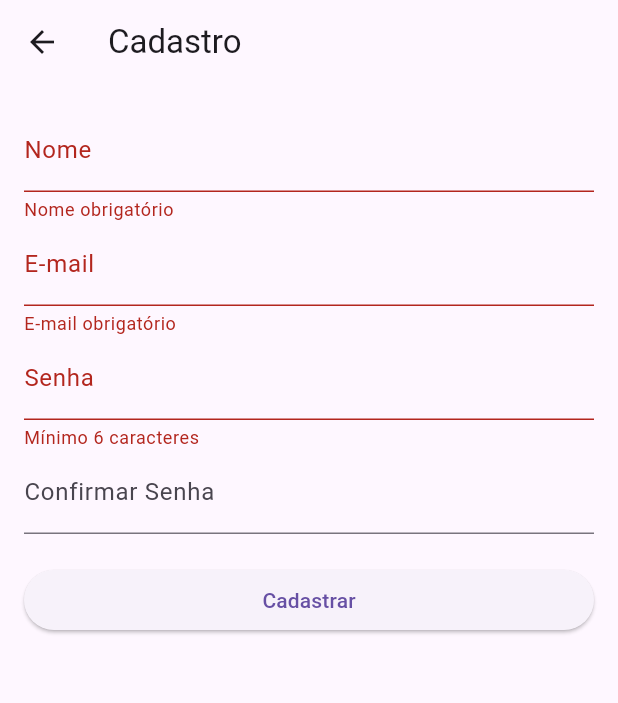
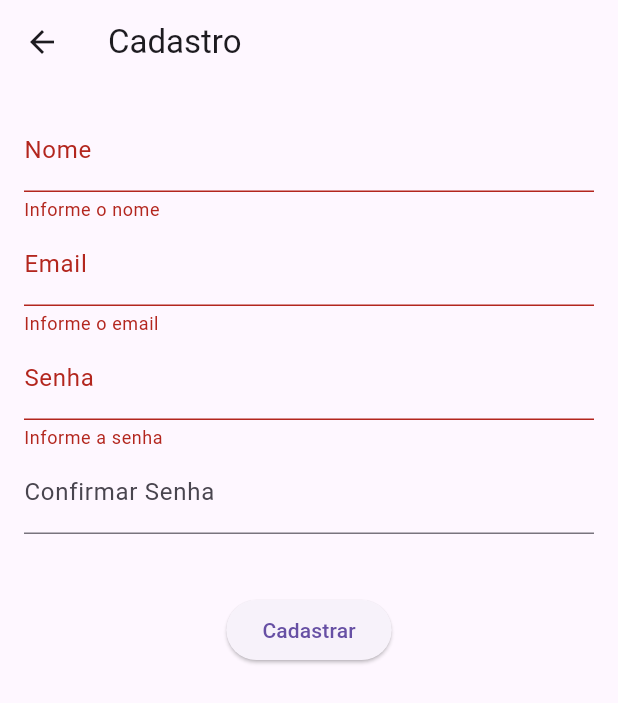
Before and after one commit to kauenarumia/app_final, a Flutter app: the CadastroPage screen opened by its route, after a tap on "Cadastrar", on a phone screen of 412 x 824 dp. Shown: the top 703 px of the screen. Run offline on Flutter 3.47's test engine with Material 3 defaults, Android fonts, the phone set to English and light mode, and no system bars.

Commit message:
arrumar opção de cadastro

```diff
--- a/lib/pages/cadastro_page.dart
+++ b/lib/pages/cadastro_page.dart
@@ -1,7 +1,6 @@
-// pages/cadastro_page.dart
 import 'package:flutter/material.dart';
 import '../services/api_service.dart';
-import '../utils/validators.dart';
+import 'login_page.dart';
 
 class CadastroPage extends StatefulWidget {
   const CadastroPage({super.key});
@@ -11,33 +10,48 @@ class CadastroPage extends StatefulWidget {
 }
 
 class _CadastroPageState extends State<CadastroPage> {
-  final _formKey = GlobalKey<FormState>();
   final _nomeController = TextEditingController();
   final _emailController = TextEditingController();
   final _senhaController = TextEditingController();
   final _confirmarSenhaController = TextEditingController();
+
+  final _formKey = GlobalKey<FormState>();
   bool _loading = false;
+  String? _erro;
 
-  Future<void> _cadastrar() async {
-    if (_formKey.currentState!.validate()) {
-      setState(() => _loading = true);
+  void _fazerCadastro() async {
+    if (!_formKey.currentState!.validate()) return;
+
+    setState(() {
+      _loading = true;
+      _erro = null;
+    });
+
     bool sucesso = await ApiService.cadastrar(
       _nomeController.text,
       _emailController.text,
       _senhaController.text,
     );
-      setState(() => _loading = false);
+
+    setState(() {
+      _loading = false;
+    });
 
     if (sucesso) {
-        Navigator.pop(context);
+      // Cadastro realizado, volta para login
+      if (mounted) {
         ScaffoldMessenger.of(context).showSnackBar(
-          const SnackBar(content: Text('Cadastro realizado com sucesso')),
+          const SnackBar(content: Text('Cadastro realizado com sucesso!')),
         );
+        Navigator.pushReplacement(
+          context,
+          MaterialPageRoute(builder: (_) => const LoginPage()),
+        );
+      }
     } else {
-        ScaffoldMessenger.of(
-          context,
-        ).showSnackBar(const SnackBar(content: Text('Erro ao cadastrar')));
-      }
+      setState(() {
+        _erro = 'Erro ao cadastrar. Verifique os dados e tente novamente.';
+      });
     }
   }
 
@@ -46,46 +60,80 @@ class _CadastroPageState extends State<CadastroPage> {
     return Scaffold(
       appBar: AppBar(title: const Text('Cadastro')),
       body: Padding(
-        padding: const EdgeInsets.all(16.0),
+        padding: const EdgeInsets.all(16),
         child: Form(
           key: _formKey,
-          child: ListView(
+          child: SingleChildScrollView(
+            child: Column(
               children: [
                 TextFormField(
                   controller: _nomeController,
                   decoration: const InputDecoration(labelText: 'Nome'),
-                validator: (value) =>
-                    value == null || value.isEmpty ? 'Nome obrigatório' : null,
+                  validator: (value) {
+                    if (value == null || value.isEmpty) {
+                      return 'Informe o nome';
+                    }
+                    return null;
+                  },
                 ),
                 TextFormField(
                   controller: _emailController,
-                decoration: const InputDecoration(labelText: 'E-mail'),
-                validator: Validators.validarEmail,
+                  decoration: const InputDecoration(labelText: 'Email'),
+                  keyboardType: TextInputType.emailAddress,
+                  validator: (value) {
+                    if (value == null || value.isEmpty) {
+                      return 'Informe o email';
+                    }
+                    if (!RegExp(
+                      r'^[\w-\.]+@([\w-]+\.)+[\w]{2,4}$',
+                    ).hasMatch(value)) {
+                      return 'Email inválido';
+                    }
+                    return null;
+                  },
                 ),
                 TextFormField(
                   controller: _senhaController,
                   decoration: const InputDecoration(labelText: 'Senha'),
                   obscureText: true,
-                validator: Validators.validarSenha,
+                  validator: (value) {
+                    if (value == null || value.isEmpty) {
+                      return 'Informe a senha';
+                    }
+                    if (value.length < 6) {
+                      return 'Senha deve ter no mínimo 6 caracteres';
+                    }
+                    return null;
+                  },
                 ),
                 TextFormField(
                   controller: _confirmarSenhaController,
-                decoration: const InputDecoration(labelText: 'Confirmar Senha'),
+                  decoration: const InputDecoration(
+                    labelText: 'Confirmar Senha',
+                  ),
                   obscureText: true,
-                validator: (value) =>
-                    Validators.confirmarSenha(_senhaController.text, value),
+                  validator: (value) {
+                    if (value != _senhaController.text) {
+                      return 'Senhas não conferem';
+                    }
+                    return null;
+                  },
                 ),
                 const SizedBox(height: 20),
+                if (_erro != null)
+                  Text(_erro!, style: const TextStyle(color: Colors.red)),
+                const SizedBox(height: 20),
                 _loading
-                  ? const Center(child: CircularProgressIndicator())
+                    ? const CircularProgressIndicator()
                     : ElevatedButton(
-                      onPressed: _cadastrar,
+                        onPressed: _fazerCadastro,
                         child: const Text('Cadastrar'),
                       ),
               ],
             ),
           ),
         ),
+      ),
     );
   }
 }
```
Also changed, not shown: db.json (+23 -6 lines), lib/pages/login_page.dart (+8 -0 lines). Lines whose indentation alone changed are shown as unchanged.
